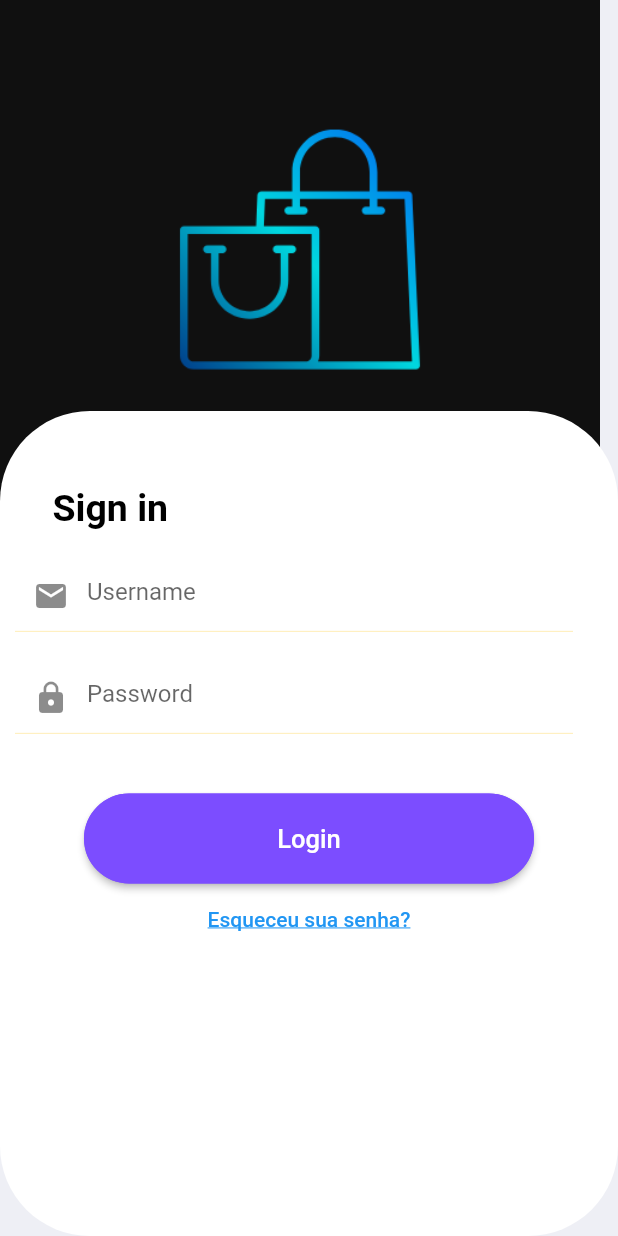
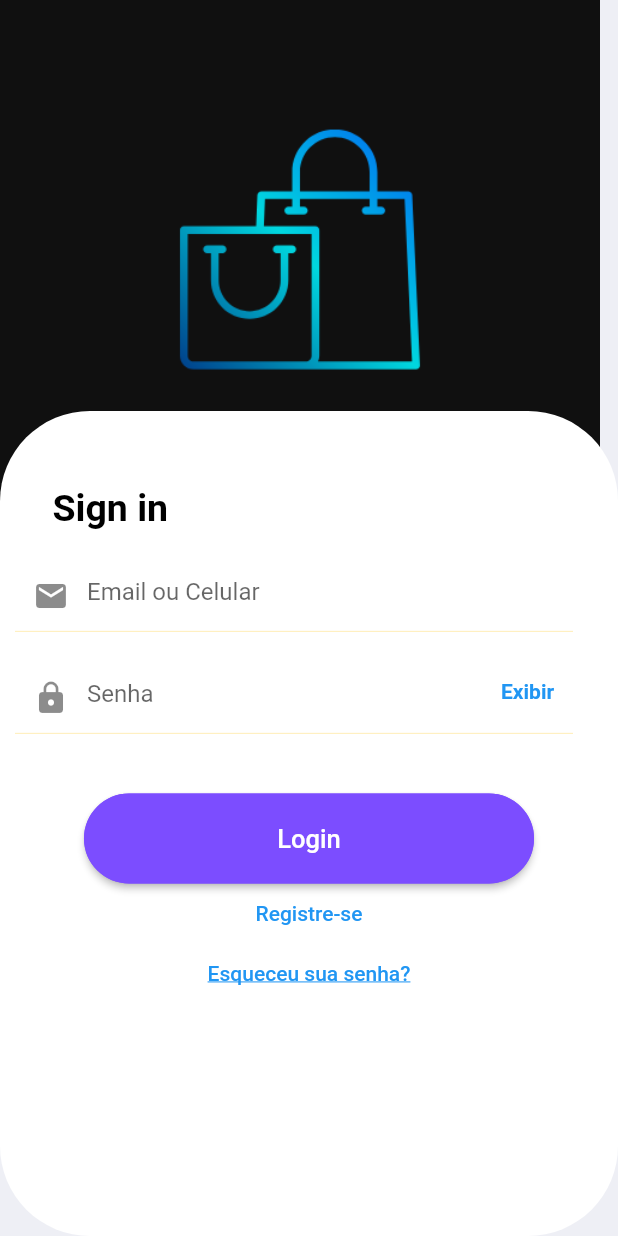
Before and after one commit to aalexsd/Minha-Loja, a Flutter app: the screen it shows after launch, on a phone screen of 412 x 824 dp. Run offline on Flutter 3.47's test engine with Material 2 defaults, Android fonts, the phone set to English and light mode, and no system bars; our stand-ins replace mask_text_input_formatter.

```diff
--- a/lib/main.dart
+++ b/lib/main.dart
@@ -1,6 +1,7 @@
 import 'package:flutter/material.dart';
 import 'package:testes/screens/forgot_password/forgot_password.dart';
 import 'package:testes/screens/login_screen/login_screen.dart';
+import 'package:testes/screens/register_screen/register_screen.dart';
 
 void main() {
   runApp(const MyApp());
@@ -21,6 +22,7 @@ class MyApp extends StatelessWidget {
       routes: {
         'login': (context) => const LoginScreen(),
         'forgot_password': (context) => const ForgotPassword(),
+        'register': (context) => const RegisterScreen(),
       },
     );
   }
--- a/lib/screens/forgot_password/forgot_password.dart
+++ b/lib/screens/forgot_password/forgot_password.dart
@@ -83,7 +83,6 @@ class ForgotPassword extends StatelessWidget {
       ),
     );
   }
-
   void onButtonDoneClicked(BuildContext context) {
     Navigator.of(context).pushReplacementNamed('login');
   }
--- a/lib/screens/login_screen/login_screen.dart
+++ b/lib/screens/login_screen/login_screen.dart
@@ -1,7 +1,15 @@
 import 'package:flutter/material.dart';
 
-class LoginScreen extends StatelessWidget {
+class LoginScreen extends StatefulWidget {
   const LoginScreen({Key? key}) : super(key: key);
+
+  @override
+  State<LoginScreen> createState() => _LoginScreenState();
+}
+
+class _LoginScreenState extends State<LoginScreen> {
+
+  bool _showPassword = false;
 
   @override
   Widget build(BuildContext context) {
@@ -52,7 +60,7 @@ class LoginScreen extends StatelessWidget {
                                 ),
                               ),
                               prefixIcon: Icon(Icons.mail),
-                              hintText: 'Username'
+                              hintText: 'Email ou Celular'
                           ),
                         ),
                       ),
@@ -61,16 +69,31 @@ class LoginScreen extends StatelessWidget {
                             left: 10,
                             right: 30),
                         child: TextFormField(
-                          decoration: const InputDecoration(
-                              enabledBorder: UnderlineInputBorder(
+                          obscureText: !_showPassword,
+                          decoration: InputDecoration(
+                              enabledBorder: const UnderlineInputBorder(
                                 borderSide: BorderSide(
                                     width: 0.2, color: Colors.amber
                                 ),
                               ),
-                              prefixIcon: Icon(Icons.lock),
-                              hintText: 'Password'
+                              prefixIcon: const Icon(Icons.lock),
+                              hintText: 'Senha',
+                              suffixIcon: InkWell(
+                                onTap: _togglePasswordVisibility,
+                                child: Padding(
+                                  padding: const EdgeInsets.only(top: 12.0,
+                                      right: 12,
+                                      bottom: 12),
+                                  child: Text(
+                                    _showPassword ? 'Ocultar' : 'Exibir',
+                                    style: const TextStyle(
+                                      color: Colors.blue,
+                                      fontWeight: FontWeight.bold,
+                                    ),
+                                  ),
+                                ),
+                              )
                           ),
-                          obscureText: true,
                           enableSuggestions: false,
                           autocorrect: false,
                         ),
@@ -99,6 +122,17 @@ class LoginScreen extends StatelessWidget {
                         ),
                       ),
                       SizedBox(
+                        height: 40,
+                        child: TextButton(
+                          child: const Text('Registre-se',
+                            ),
+                          onPressed: (){
+                            onRegisterClicked(context);
+                          },
+                        ),
+                      ),
+                      SizedBox(
+                        height: 40,
                         child: TextButton(
                           child: const Text('Esqueceu sua senha?',
                           style: TextStyle(
@@ -117,8 +151,16 @@ class LoginScreen extends StatelessWidget {
           ]),
         );
   }
+  void _togglePasswordVisibility(){
+    setState(() {
+      _showPassword = !_showPassword;
+    });
+  }
 }
 
 void onForgotPasswordClicked(BuildContext context){
   Navigator.of(context).pushNamed('forgot_password');
 }
+void onRegisterClicked(BuildContext context){
+  Navigator.of(context).pushNamed('register');
+}
--- a/pubspec.yaml
+++ b/pubspec.yaml
@@ -35,6 +35,7 @@ dependencies:
   # The following adds the Cupertino Icons font to your application.
   # Use with the CupertinoIcons class for iOS style icons.
   cupertino_icons: ^1.0.2
+  mask_text_input_formatter: ^2.4.0
 
 dev_dependencies:
   flutter_test:
```
Also changed, not shown: lib/screens/register_screen/register_screen.dart (added, +146 -0 lines), pubspec.lock.
